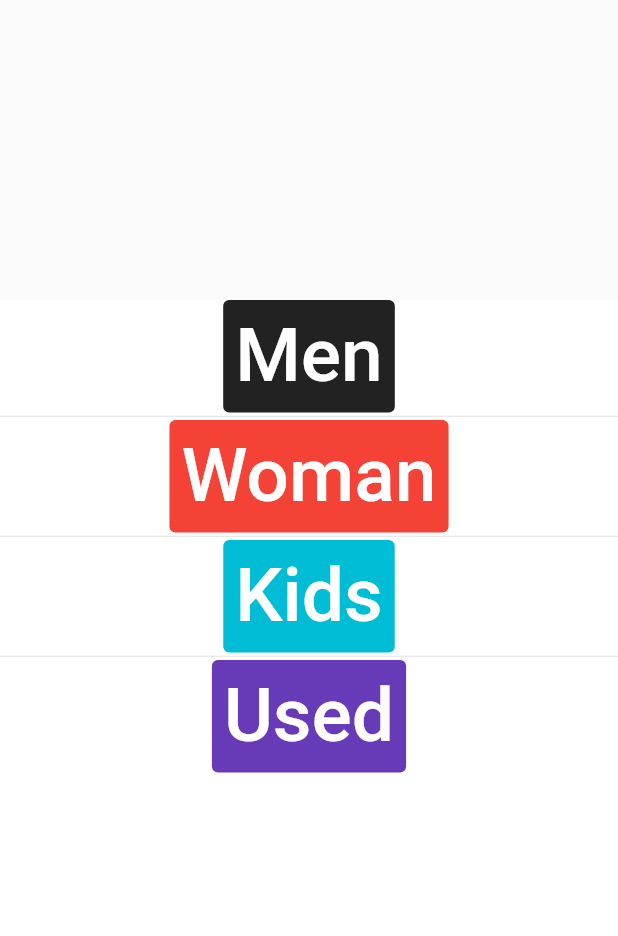
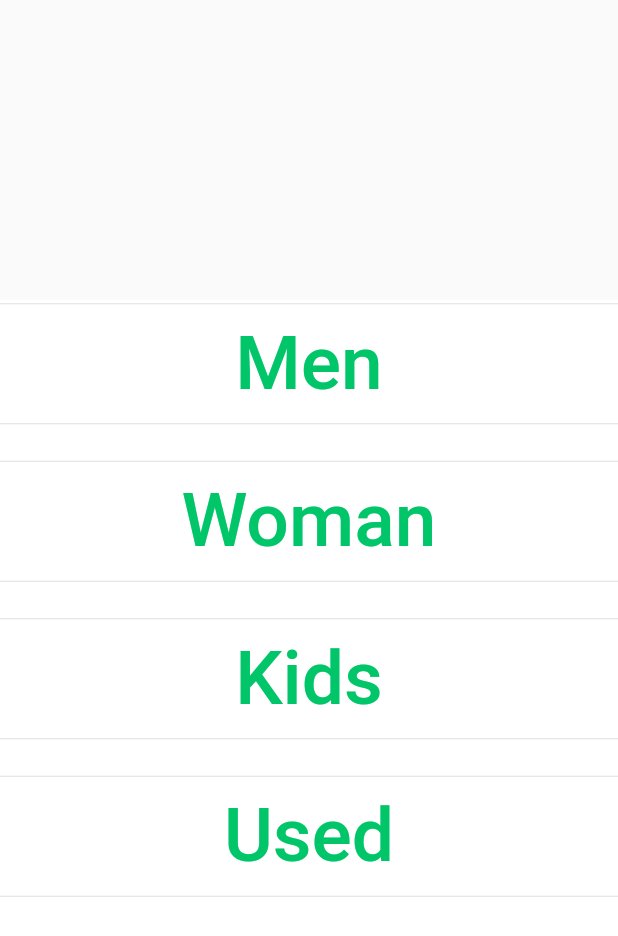
Before and after one commit to wesam-ahmed/E-Clothes, a Flutter app: the Section screen opened directly, on a phone screen of 412 x 824 dp. Shown: the top 936 px of the screen. Run offline on Flutter 3.47's test engine with Material 2 defaults, Android fonts, the phone set to English and light mode, and no system bars; our stand-ins replace cloud_firestore, firebase_auth, firebase_core, firebase_storage, fluttertoast, google_sign_in and 2 more; missing offline and left inert: flutter_facebook_login, grouped_buttons; accounts and stored records are empty.

Commit message:
update selction ui

```diff
--- a/lib/Store/Section.dart
+++ b/lib/Store/Section.dart
@@ -1,6 +1,7 @@
 import 'package:e_shop/Models/item.dart';
 import 'package:e_shop/Store/storeS.dart';
 import 'package:e_shop/Store/storehome.dart';
+import 'package:e_shop/Widgets/constance.dart';
 import 'package:flutter/cupertino.dart';
 import 'package:flutter/material.dart';
 import 'package:flutter/services.dart';
@@ -33,6 +34,8 @@ class _SectionState extends State<Section>{
   }
   @override
   Widget build(BuildContext context) {
+
+
     return WillPopScope(
       onWillPop: _onWillPop,
       child: Scaffold(
@@ -43,10 +46,10 @@ class _SectionState extends State<Section>{
           child: Center(
             child: Column(
               children: [
+                Divider(height: 5,),
                 TextButton(style: TextButton.styleFrom(
-            primary: Colors.white,
-              backgroundColor: Colors.black87,
-              onSurface: Colors.grey,
+            primary: primaryColor,
+              onSurface: Colors.black87,
             ),
                     child: Text("Men",style: TextStyle(fontSize: 50),),
                     onPressed:() {
@@ -55,10 +58,14 @@ class _SectionState extends State<Section>{
                       SectionKey.section="Men";
                     }
                 ),
+
                 Divider(height: 5,),
-                TextButton(style: TextButton.styleFrom(
-                  primary: Colors.white,
-                  backgroundColor: Colors.red,
+                 SizedBox(height: 20,),
+                Divider(height: 5,),
+
+                 TextButton(style: TextButton.styleFrom(
+                  primary: primaryColor,
+
                   onSurface: Colors.grey,
                 ),
                     child: Text("Woman",style: TextStyle(fontSize: 50),),
@@ -69,9 +76,10 @@ class _SectionState extends State<Section>{
                     }
                 ),
                 Divider(height: 5,),
+                SizedBox(height: 20,),
+                Divider(height: 5,),
                 TextButton(style: TextButton.styleFrom(
-                  primary: Colors.white,
-                  backgroundColor: Colors.cyan,
+                  primary:primaryColor,
                   onSurface: Colors.grey,
                 ),
                     child: Text("Kids",style: TextStyle(fontSize: 50),),
@@ -82,10 +90,11 @@ class _SectionState extends State<Section>{
                     }
                 ),
                 Divider(height: 5,),
+                SizedBox(height: 20,),
+                Divider(height: 5,),
 
                 TextButton(style: TextButton.styleFrom(
-                  primary: Colors.white,
-                  backgroundColor: Colors.deepPurple,
+                  primary: primaryColor,
                   onSurface: Colors.grey,
                 ),
                     child: Text("Used",style: TextStyle(fontSize: 50),),
@@ -94,7 +103,8 @@ class _SectionState extends State<Section>{
                       Navigator.pushReplacement(context, route);
                       SectionKey.section="Used";
                     }
-                )
+                ),
+                Divider(height: 5,),
               ],
             ),
 
```
